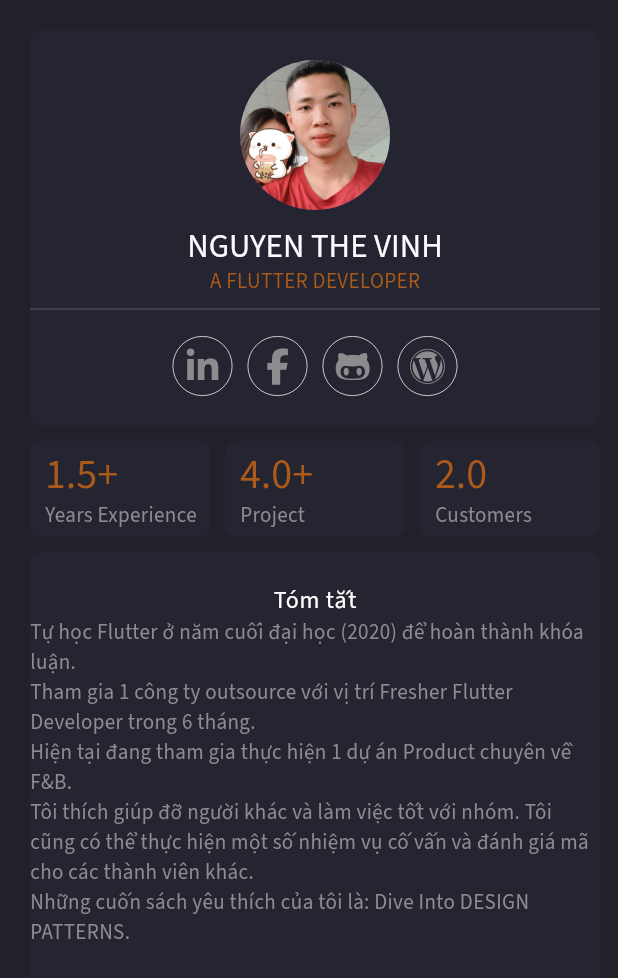
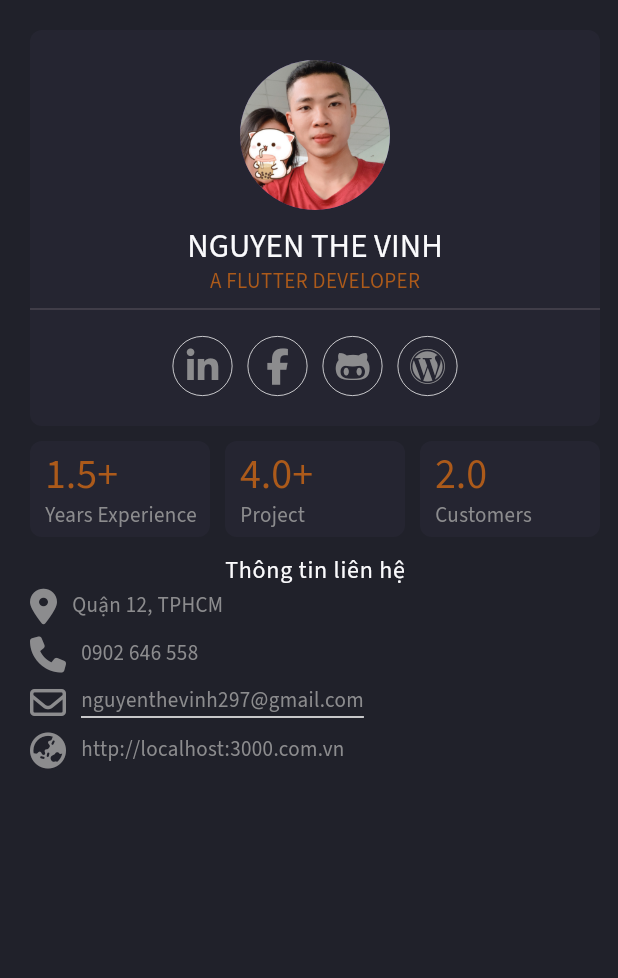
Before and after one commit to lovekid1997/my-cving, a Flutter app: the CvPage screen opened by its route, on a phone screen of 412 x 824 dp. Shown: the top 978 px of the screen. Run offline on Flutter 3.47's test engine with Material 2 defaults, Android fonts, the light colour scheme and no system bars; our stand-ins replace animated_text_kit, flutter_riverpod, font_awesome_flutter, go_router, google_fonts, responsive_framework and 2 more; generated files the repository leaves out were written again; statements that could not run were skipped.

```diff
--- a/lib/app/constant/constant.dart
+++ b/lib/app/constant/constant.dart
@@ -8,6 +8,7 @@ const kDivider = Divider(
 const kHeight2 = SizedBox(height: 2);
 const kHeight4 = SizedBox(height: 4);
 const kHeight6 = SizedBox(height: 6);
+const kHeight8 = SizedBox(height: 8);
 const kHeight10 = SizedBox(height: 10);
 const kHeight12 = SizedBox(height: 12);
 const kWidth4 = SizedBox(width: 4);
--- a/lib/app/pages/cv/cv_page.dart
+++ b/lib/app/pages/cv/cv_page.dart
@@ -3,6 +3,7 @@ import 'package:go_router/go_router.dart';
 import 'package:my_cving/app/constant/constant.dart';
 import 'package:my_cving/app/pages/cv/widgets/avatar_and_information.dart';
 import 'package:my_cving/app/pages/cv/widgets/experience_basic.dart';
+import 'package:my_cving/app/pages/cv/widgets/information_basic.dart';
 import 'package:my_cving/app/utils/extensions.dart';
 import 'package:my_cving/app/utils/theme.dart';
 
@@ -31,7 +32,8 @@ class CvPage extends StatelessWidget {
                 kHeight10,
                 ExperienceBasic(),
                 kHeight10,
-                SummaryWidget(),
+                // SummaryWidget(),
+                InformationBasic(),
               ],
             ),
           ),
--- /dev/null
+++ b/lib/app/pages/cv/widgets/information_basic.dart
@@ -0,0 +1,170 @@
+import 'dart:math' as math;
+
+import 'package:flutter/material.dart';
+import 'package:font_awesome_flutter/font_awesome_flutter.dart';
+import 'package:my_cving/app/constant/constant.dart';
+import 'package:my_cving/app/utils/extensions.dart';
+import 'package:my_cving/app/utils/theme.dart';
+
+class InformationBasic extends StatelessWidget {
+  const InformationBasic({super.key});
+
+  @override
+  Widget build(BuildContext context) {
+    return Column(
+      children: [
+        Text('Thông tin liên hệ',
+            style: context.bodyText1.copyWith(color: cTextLightDark)),
+        const _Item(
+          title: 'Quận 12, TPHCM',
+          icon: FontAwesomeIcons.locationDot,
+        ),
+        kHeight8,
+        const _Item(
+          title: '0902 646 558',
+          icon: FontAwesomeIcons.phone,
+        ),
+        kHeight8,
+        const _Item(
+          title: 'nguyenthevinh297@gmail.com',
+          icon: FontAwesomeIcons.envelope,
+          isOpenLink: true,
+        ),
+        kHeight8,
+        const _Item(
+          title: 'http://localhost:3000.com.vn',
+          icon: FontAwesomeIcons.earthAsia,
+        ),
+      ],
+    );
+  }
+}
+
+class _Item extends StatefulWidget {
+  const _Item({
+    Key? key,
+    required this.title,
+    required this.icon,
+    this.isOpenLink = false,
+  }) : super(key: key);
+  final String title;
+  final IconData icon;
+  final bool isOpenLink;
+  @override
+  State<_Item> createState() => _ItemState();
+}
+
+class _ItemState extends State<_Item> with TickerProviderStateMixin {
+  late AnimationController animatinController;
+  late Animation<double> animation;
+  late Tween<double> tween;
+  late AnimationController colorAnimationController;
+  late Animation<Color?> colorAnimation;
+  @override
+  void initState() {
+    animatinController = AnimationController(
+      vsync: this,
+      duration: kDuration1Seconds,
+      reverseDuration: kDuration1Seconds,
+    );
+
+    tween = Tween<double>(
+      begin: 0,
+      end: 2,
+    );
+
+    animation = tween.animate(CurvedAnimation(
+      parent: animatinController,
+      curve: Curves.elasticInOut,
+      reverseCurve: Curves.elasticInOut,
+    ));
+
+    animation.addListener(() {
+      setState(() {});
+    });
+
+    colorAnimationController = AnimationController(
+      vsync: this,
+      duration: kDuration1Seconds,
+      reverseDuration: kDuration1Seconds,
+    );
+
+    colorAnimation = TweenSequence([
+      TweenSequenceItem(
+        weight: 1.0,
+        tween: ColorTween(begin: cTextNormalDark, end: cWhite),
+      ),
+    ]).animate(colorAnimationController);
+
+    animation.addStatusListener((status) {
+      switch (status) {
+        case AnimationStatus.completed:
+          animatinController.reverse();
+          colorAnimationController.reverse();
+          break;
+        case AnimationStatus.forward:
+          colorAnimationController.forward();
+          break;
+        default:
+          break;
+      }
+    });
+    super.initState();
+  }
+
+  @override
+  void dispose() {
+    animatinController.dispose();
+    super.dispose();
+  }
+
+  double get angle {
+    return animation.value * math.pi;
+  }
+
+  Color? colorText;
+
+  @override
+  Widget build(BuildContext context) {
+    return MouseRegion(
+      onEnter: (_) {
+        animatinController.forward();
+        colorText = cWhite;
+      },
+      onExit: (_) {
+        colorText = null;
+      },
+      child: Row(
+        children: [
+          Transform.rotate(
+            angle: angle,
+            child: FaIcon(
+              widget.icon,
+              color: colorAnimation.value,
+            ),
+          ),
+          kWidth10,
+          IntrinsicWidth(
+            child: Column(
+              mainAxisSize: MainAxisSize.min,
+              children: [
+                Text(
+                  widget.title,
+                  style: widget.isOpenLink
+                      ? context.bodyText2.copyWith(color: colorText)
+                      : null,
+                ),
+                if (widget.isOpenLink)
+                  AnimatedContainer(
+                    duration: kDuration300ml,
+                    height: 1,
+                    color: cWhite,
+                  ),
+              ],
+            ),
+          ),
+        ],
+      ),
+    );
+  }
+}
--- a/lib/app/utils/theme.dart
+++ b/lib/app/utils/theme.dart
@@ -36,7 +36,6 @@ ThemeData _buildDarkTheme() {
       ),
     ),
     iconTheme: const IconThemeData(color: cTextNormalDark),
-
   );
   return base.copyWith(
     textTheme:
--- a/pubspec.yaml
+++ b/pubspec.yaml
@@ -26,6 +26,8 @@ dependencies:
   url_strategy: ^0.2.0
   font_awesome_flutter: ^10.2.1
   animated_text_kit: ^4.2.2
+  flutter_clean_architecture: ^5.0.3
+  url_launcher: ^6.1.6
 
 dev_dependencies:
   flutter_test:
```
Also changed, not shown: 3 other files.
